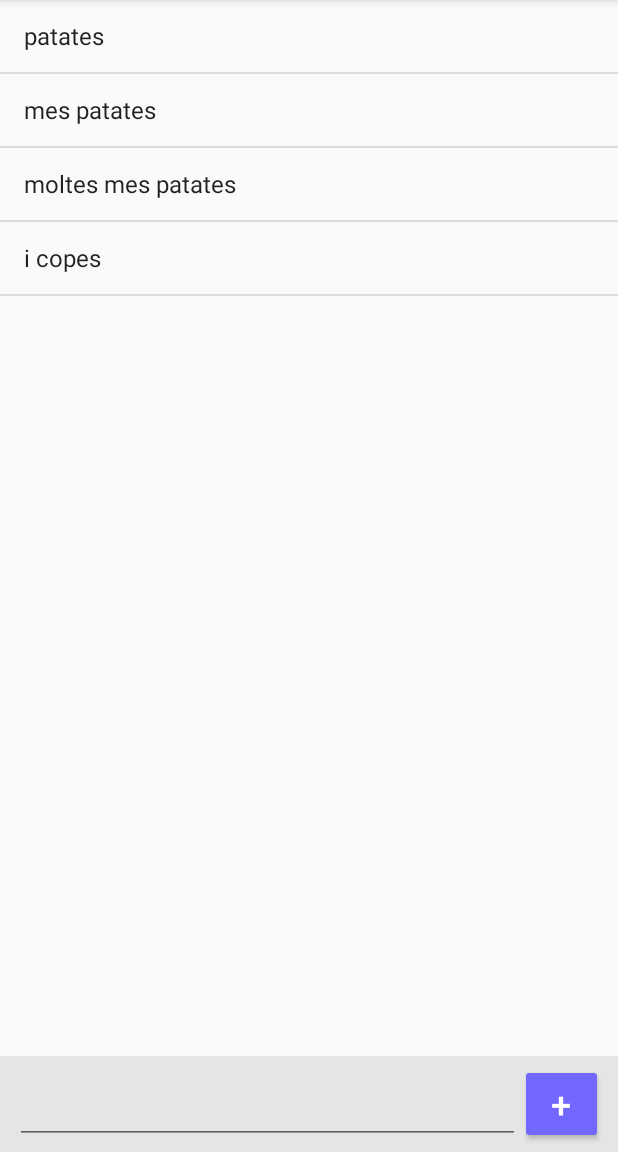
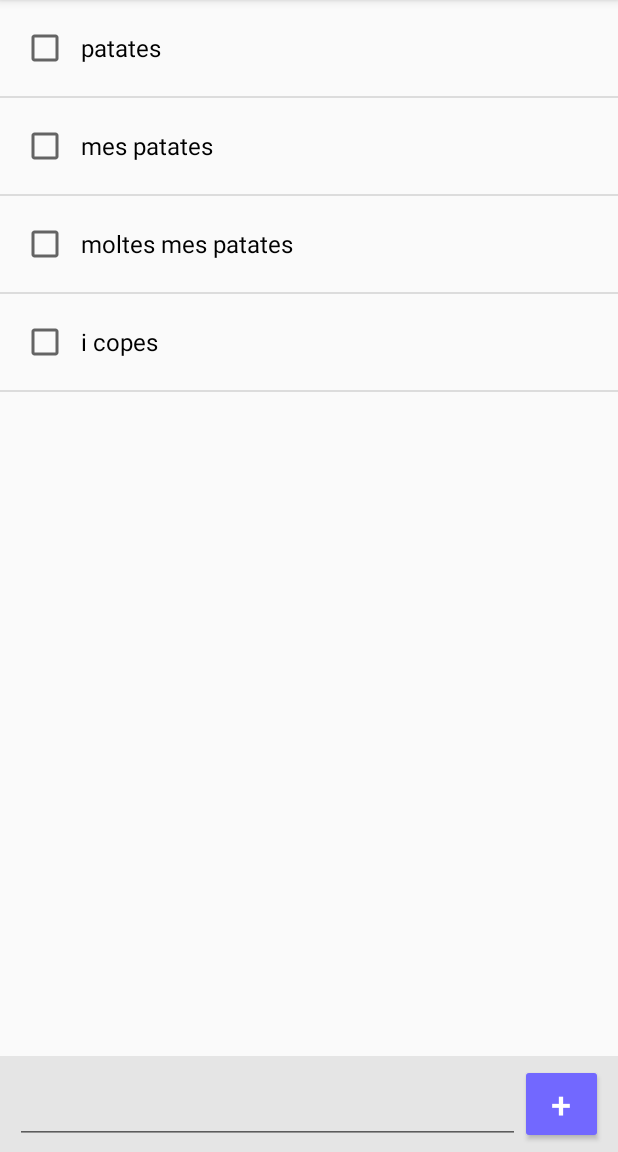
Before and after one commit to CristinaUroz/Android_ShoppingList, an Android app: the screen it shows after launch (ShoppingListActivity), on a phone screen of 412 x 824 dp, the part 84-1236 px from its top. Run offline under Robolectric (Android 15) with nearby library versions, the phone set to English and light mode, and no system bars.

Commit message:
Shopping List 2 de 3

```diff
--- /dev/null
+++ b/app/src/main/java/com/example/cristina/shoppinglist/ShoppingItem.java
@@ -0,0 +1,40 @@
+package com.example.cristina.shoppinglist;
+
+/**
+ * Created by Cristina on 23/10/2017.
+ */
+
+public class ShoppingItem {
+    private String text;
+    private Boolean checked;
+
+    public ShoppingItem(String text) {
+        this.text = text;
+        this.checked = false; // potser no necessitem
+    }
+
+    public ShoppingItem(String text, Boolean checked) {
+        this.text = text;
+        this.checked = checked;
+    }
+
+    public String getText() {
+        return text;
+    }
+
+    public void setText(String text) {
+        this.text = text;
+    }
+
+    public Boolean getChecked() {
+        return checked;
+    }
+
+    public void setChecked(Boolean checked) {
+        this.checked = checked;
+    }
+
+    public void toggleChecked() {
+        this.checked=!this.checked;
+    }
+}
--- a/app/src/main/java/com/example/cristina/shoppinglist/ShoppingListActivity.java
+++ b/app/src/main/java/com/example/cristina/shoppinglist/ShoppingListActivity.java
@@ -17,8 +17,8 @@ import java.util.ArrayList;
 
 public class ShoppingListActivity extends AppCompatActivity {
 
-    private ArrayList<String> itemlist;
-    private ArrayAdapter<String> adapter;
+    private ArrayList<ShoppingItem> itemlist;
+    private ShoppingListAdapter adapter;
 
     private ListView list;
     private Button btn_add;
@@ -34,12 +34,12 @@ public class ShoppingListActivity extends AppCompatActivity {
         edit_item = (EditText)findViewById(R.id.edit_item);
 
         itemlist=new ArrayList<>();
-        itemlist.add("patates");
-        itemlist.add("mes patates");
-        itemlist.add("moltes mes patates");
-        itemlist.add("i copes");
+        itemlist.add(new ShoppingItem("patates"));
+        itemlist.add(new ShoppingItem("mes patates"));
+        itemlist.add(new ShoppingItem("moltes mes patates"));
+        itemlist.add(new ShoppingItem("i copes"));
 
-        adapter = new ArrayAdapter<>(this, android.R.layout.simple_list_item_1,itemlist);
+        adapter = new ShoppingListAdapter(this, android.R.layout.simple_list_item_1,itemlist);
 
         btn_add.setOnClickListener(new View.OnClickListener() {
             @Override
@@ -58,6 +58,14 @@ public class ShoppingListActivity extends AppCompatActivity {
 
         list.setAdapter(adapter);
 
+        list.setOnItemClickListener(new AdapterView.OnItemClickListener() {
+            @Override
+            public void onItemClick(AdapterView<?> adapterView, View view, int pos, long id) {
+                itemlist.get(pos).toggleChecked();
+                adapter.notifyDataSetChanged();
+            }
+        });
+
         list.setOnItemLongClickListener(new AdapterView.OnItemLongClickListener(){
             @Override
             public boolean onItemLongClick(AdapterView<?> list, View item, int pos, long id) {
@@ -71,7 +79,7 @@ public class ShoppingListActivity extends AppCompatActivity {
         AlertDialog.Builder builder = new AlertDialog.Builder(this);
         builder.setTitle(R.string.confirm);
         String fmt = getResources().getString(R.string.confirm_message);
-        builder.setMessage(String.format(fmt, itemlist.get(pos)));
+        builder.setMessage(String.format(fmt, itemlist.get(pos).getText()));
         builder.setPositiveButton(R.string.remove, new DialogInterface.OnClickListener() {
                     @Override
                     public void onClick(DialogInterface dialogInterface, int i) {
@@ -86,9 +94,10 @@ public class ShoppingListActivity extends AppCompatActivity {
     private void addItem() {
         String item_text = edit_item.getText().toString();
         if (!item_text.isEmpty()){
-            itemlist.add(item_text);
+            itemlist.add(new ShoppingItem(item_text));
             adapter.notifyDataSetChanged();
             edit_item.setText("");
         }
+        list.smoothScrollToPosition(itemlist.size()-1);
     }
 }
--- /dev/null
+++ b/app/src/main/java/com/example/cristina/shoppinglist/ShoppingListAdapter.java
@@ -0,0 +1,41 @@
+package com.example.cristina.shoppinglist;
+
+import android.content.Context;
+import android.support.annotation.LayoutRes;
+import android.support.annotation.NonNull;
+import android.support.annotation.Nullable;
+import android.view.LayoutInflater;
+import android.view.View;
+import android.view.ViewGroup;
+import android.widget.ArrayAdapter;
+import android.widget.CheckBox;
+
+import java.util.List;
+import java.util.zip.Inflater;
+
+/**
+ * Created by Cristina on 23/10/2017.
+ */
+
+public class ShoppingListAdapter extends ArrayAdapter <ShoppingItem>{
+
+    public ShoppingListAdapter(@NonNull Context context, @LayoutRes int resource, @NonNull List objects) {
+        super(context, resource, objects);
+    }
+
+    @NonNull
+    @Override
+    public View getView(int position, @Nullable View convertView, @NonNull ViewGroup parent) {
+        View result = (convertView);
+        if (result==null){
+            LayoutInflater inflater = LayoutInflater.from(getContext());
+            result = inflater.inflate(R.layout.shopping_item,null);
+        }
+
+        CheckBox Checkbox = result.findViewById(R.id.shopping_item);
+        ShoppingItem item = getItem(position);
+        Checkbox.setText(item.getText());
+        Checkbox.setChecked(item.getChecked());
+        return result;
+    }
+}
--- /dev/null
+++ b/app/src/main/res/layout/shopping_item.xml
@@ -0,0 +1,18 @@
+<?xml version="1.0" encoding="utf-8"?>
+<LinearLayout xmlns:android="http://schemas.android.com/apk/res/android"
+    android:layout_width="match_parent"
+    android:layout_height="?attr/listPreferredItemHeight"
+    android:orientation="vertical"
+    android:paddingLeft="14dp">
+
+    <CheckBox
+        android:id="@+id/shopping_item"
+        android:layout_width="match_parent"
+        android:layout_height="?attr/listPreferredItemHeight"
+        android:paddingLeft="8dp"
+        android:text="shopping_item"
+        android:textSize="16sp"
+        android:clickable="false"
+        android:focusable="false"
+        />
+</LinearLayout>
```
